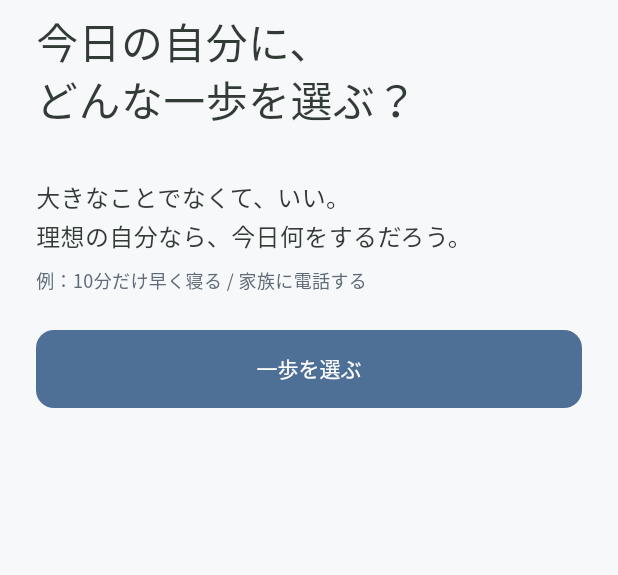
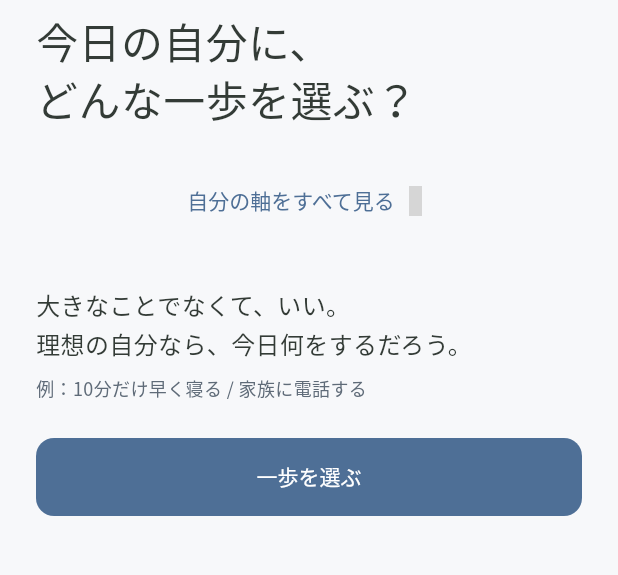
Before and after one commit to mrt-ry/my-axis-mobile, a Flutter app: the RootScreen screen opened directly with empty values, after a tap on "次の一歩を決める", on a phone screen of 412 x 824 dp, the part 126-701 px from its top. Run offline on Flutter 3.47's test engine with Material 3 defaults, Android fonts, the phone set to English and light mode, and no system bars; our stand-ins replace dotted_border, drift, drift_flutter, material_symbols_icons; missing offline and left inert: holiday_jp; accounts and stored records are empty; generated files the repository leaves out were written again; Roboto replaces fonts that are missing (ZenMaruGothic); grey boxes are pictures that could not be loaded.

Commit message:
次の一歩の画面に理想の引用と自分の軸へのリンクを追加

```diff
--- a/lib/screens/home/home_screen.dart
+++ b/lib/screens/home/home_screen.dart
@@ -1,6 +1,8 @@
 import 'package:flutter/material.dart';
+import 'package:my_axis_mobile/repositories/vision_repository.dart';
 
 import '../../repositories/action_repository.dart';
+import '../../repositories/vision_repository.dart';
 import '../../theme/app_colors.dart';
 import '../../theme/app_icons.dart';
 import '../../theme/app_spacing.dart';
@@ -17,10 +19,12 @@ class HomeScreen extends StatefulWidget {
   const HomeScreen({
     super.key,
     required this.actionRepository,
+    required this.visionRepository,
     required this.onOpenAxis,
   });
 
   final ActionRepository actionRepository;
+  final VisionRepository visionRepository;
   final VoidCallback onOpenAxis;
 
   @override
@@ -51,7 +55,9 @@ class _HomeScreenState extends State<HomeScreen> {
       MaterialPageRoute(
         builder: (context) => NextStepScreen(
           actionRepository: widget.actionRepository,
+          visionRepository: widget.visionRepository,
           date: _selectedDate,
+          onOpenAxis: widget.onOpenAxis,
         ),
       ),
     );
--- a/lib/screens/next_step/next_step_screen.dart
+++ b/lib/screens/next_step/next_step_screen.dart
@@ -1,7 +1,10 @@
+import 'dart:math';
+
 import 'package:flutter/material.dart';
 
 import '../../data/database/app_database.dart';
 import '../../repositories/action_repository.dart';
+import '../../repositories/vision_repository.dart';
 import '../../theme/app_colors.dart';
 import '../../theme/app_icons.dart';
 import '../../theme/app_spacing.dart';
@@ -9,6 +12,7 @@ import '../../theme/app_typography.dart';
 import '../../utils/date_labels.dart';
 import '../../widgets/app_button.dart';
 import '../../widgets/app_text_button.dart';
+import 'widgets/ideal_quote.dart';
 import 'widgets/next_step_edit_sheet.dart';
 import 'widgets/next_step_row.dart';
 
@@ -16,11 +20,15 @@ class NextStepScreen extends StatefulWidget {
   const NextStepScreen({
     super.key,
     required this.actionRepository,
+    required this.visionRepository,
     required this.date,
+    required this.onOpenAxis,
   });
 
   final ActionRepository actionRepository;
+  final VisionRepository visionRepository;
   final DateTime date;
+  final VoidCallback onOpenAxis;
 
   @override
   State<NextStepScreen> createState() => _NextStepScreenState();
@@ -29,6 +37,18 @@ class NextStepScreen extends StatefulWidget {
 class _NextStepScreenState extends State<NextStepScreen> {
   late final Stream<List<DailyAction>> _actionStream = widget.actionRepository
       .watchActionsByDate(widget.date);
+  late final Future<String?> _idealText = _pickIdeal();
+
+  Future<String?> _pickIdeal() async {
+    final ideals = await widget.visionRepository.watchIdeals().first;
+    if (ideals.isEmpty) return null;
+    return ideals[Random().nextInt(ideals.length)].content;
+  }
+
+  void _openAxis() {
+    Navigator.of(context).pop();
+    widget.onOpenAxis();
+  }
 
   void _addAction(int currentCount) {
     if (currentCount >= ActionRepository.maxActionsPerDay) {
@@ -86,11 +106,33 @@ class _NextStepScreenState extends State<NextStepScreen> {
                 ),
               ),
             ),
+            const SizedBox(height: AppSpacing.xl),
+            _buildIdeal(),
+            AppTextButton(
+              label: '自分の軸をすべて見る',
+              trailingIcon: AppIcons.chevronRight,
+              onPressed: _openAxis,
+            ),
             const SizedBox(height: AppSpacing.xxl),
             _buildActions(),
           ],
         ),
       ),
+    );
+  }
+
+  Widget _buildIdeal() {
+    return FutureBuilder<String?>(
+      future: _idealText,
+      builder: (context, snapshot) {
+        final text = snapshot.data;
+        if (text == null) return const SizedBox.shrink();
+
+        return Padding(
+          padding: const EdgeInsets.only(bottom: AppSpacing.sm),
+          child: IdealQuote(text: text),
+        );
+      },
     );
   }
 
--- a/lib/screens/root_screen.dart
+++ b/lib/screens/root_screen.dart
@@ -33,6 +33,7 @@ class _RootScreenState extends State<RootScreen> {
     final screens = [
       HomeScreen(
         actionRepository: widget.actionRepository,
+        visionRepository: widget.visionRepository,
         onOpenAxis: () => setState(() => _currentIndex = _axisTabIndex),
       ),
       AxisScreen(repository: widget.visionRepository),
```
Also changed, not shown: lib/screens/next_step/widgets/ideal_quote.dart (added, +41 -0 lines).
